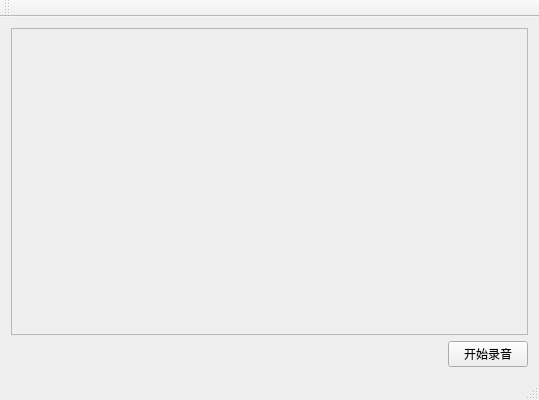
The window that RobotXC/robotxc.ui (MuseumRobot/RobotXC) describes before a commit, drawn with Qt 5.
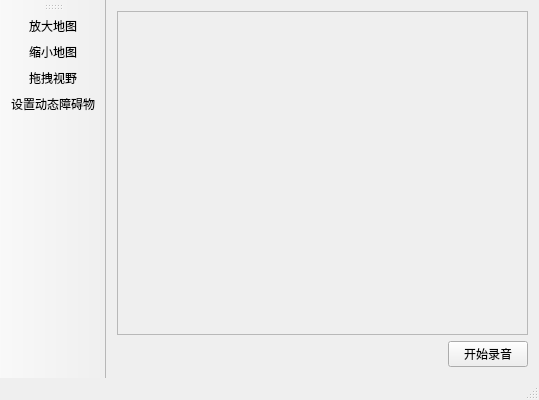
The same window after the commit. Icons and pictures are not drawn.

The edit to the form file:
```diff
--- a/RobotXC/robotxc.ui
+++ b/RobotXC/robotxc.ui
@@ -25,8 +25,8 @@
         <rect>
          <x>0</x>
          <y>0</y>
-         <width>519</width>
-         <height>292</height>
+         <width>484</width>
+         <height>304</height>
         </rect>
        </property>
       </widget>
@@ -70,13 +70,56 @@
   </widget>
   <widget class="QToolBar" name="mainToolBar">
    <attribute name="toolBarArea">
-    <enum>TopToolBarArea</enum>
+    <enum>LeftToolBarArea</enum>
    </attribute>
    <attribute name="toolBarBreak">
     <bool>false</bool>
    </attribute>
+   <addaction name="actionZoomIn"/>
+   <addaction name="actionZoomout"/>
+   <addaction name="actionDragHorizon"/>
+   <addaction name="actionSetDynamicBarrier"/>
   </widget>
   <widget class="QStatusBar" name="statusBar"/>
+  <action name="actionZoomIn">
+   <property name="icon">
+    <iconset resource="robotxc.qrc">
+     <normaloff>:/RobotXC/Resources/放大.png</normaloff>:/RobotXC/Resources/放大.png</iconset>
+   </property>
+   <property name="text">
+    <string>放大地图</string>
+   </property>
+   <property name="toolTip">
+    <string>放大地图</string>
+   </property>
+  </action>
+  <action name="actionZoomout">
+   <property name="icon">
+    <iconset resource="robotxc.qrc">
+     <normaloff>:/RobotXC/Resources/缩小.png</normaloff>:/RobotXC/Resources/缩小.png</iconset>
+   </property>
+   <property name="text">
+    <string>缩小地图</string>
+   </property>
+  </action>
+  <action name="actionDragHorizon">
+   <property name="icon">
+    <iconset resource="robotxc.qrc">
+     <normaloff>:/RobotXC/Resources/拖拽.png</normaloff>:/RobotXC/Resources/拖拽.png</iconset>
+   </property>
+   <property name="text">
+    <string>拖拽视野</string>
+   </property>
+  </action>
+  <action name="actionSetDynamicBarrier">
+   <property name="icon">
+    <iconset resource="robotxc.qrc">
+     <normaloff>:/RobotXC/Resources/动态障碍.png</normaloff>:/RobotXC/Resources/动态障碍.png</iconset>
+   </property>
+   <property name="text">
+    <string>设置动态障碍物</string>
+   </property>
+  </action>
  </widget>
  <layoutdefault spacing="6" margin="11"/>
  <resources>
```
